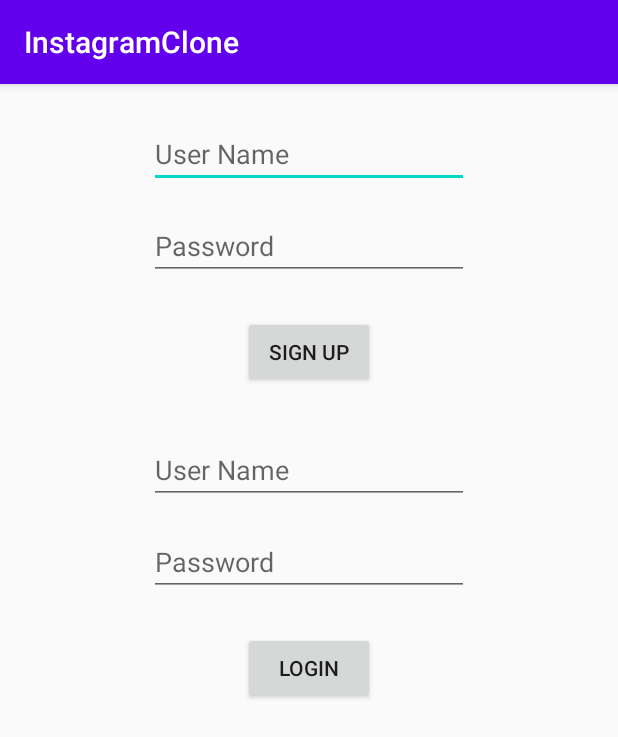
After one commit to Zafique/InstagramClone, an Android app: the SignUpLoginActivity screen opened directly, with no data from a screen before it, on a phone screen of 412 x 824 dp. The commit adds this screen. Shown: the top 737 px of the screen. Run offline under Robolectric (Android 15) with nearby library versions, the phone set to English and light mode, and no system bars; libraries missing offline, so code that uses them is left out: com.parse, com.shashank.sony.

Commit message:
Sign Up and Login

```diff
--- a/app/src/main/AndroidManifest.xml
+++ b/app/src/main/AndroidManifest.xml
@@ -3,14 +3,15 @@
     package="com.zaocial.instagramclone">
 
     <application
+        android:name=".App"
         android:allowBackup="true"
         android:icon="@mipmap/ic_launcher"
         android:label="@string/app_name"
         android:roundIcon="@mipmap/ic_launcher_round"
         android:supportsRtl="true"
-        android:theme="@style/AppTheme"
-        android:name=".App">
-        <activity android:name=".MainActivity"></activity>
+        android:theme="@style/AppTheme">
+        <activity android:name=".SignUpLoginActivity"></activity>
+        <activity android:name=".MainActivity" />
         <activity android:name=".SignUp">
             <intent-filter>
                 <action android:name="android.intent.action.MAIN" />
--- a/app/src/main/java/com/zaocial/instagramclone/SignUp.java
+++ b/app/src/main/java/com/zaocial/instagramclone/SignUp.java
@@ -2,6 +2,7 @@ package com.zaocial.instagramclone;
 
 import androidx.appcompat.app.AppCompatActivity;
 
+import android.content.Intent;
 import android.os.Bundle;
 import android.view.View;
 import android.widget.Button;
@@ -22,7 +23,7 @@ import java.util.List;
 import okhttp3.internal.Internal;
 
 public class SignUp extends AppCompatActivity implements View.OnClickListener {
-    private Button saveData, getAllKickBoxer;
+    private Button saveData, getAllKickBoxer, btnNextActivity;
     private EditText name, punchPower, punchSpeed, kickPower, kickSpeed;
     private TextView txtGetData;
     private String allKickBoxer;
@@ -41,6 +42,7 @@ public class SignUp extends AppCompatActivity implements View.OnClickListener {
         kickSpeed = findViewById(R.id.edt_kick_Speed);
         txtGetData = findViewById(R.id.txtGetData);
         getAllKickBoxer = findViewById(R.id.btnAllData);
+        btnNextActivity = findViewById(R.id.btnNextActivity);
 
         saveData.setOnClickListener(SignUp.this);
 
@@ -65,6 +67,10 @@ public class SignUp extends AppCompatActivity implements View.OnClickListener {
 
                 allKickBoxer = "";
                 ParseQuery<ParseObject> queryAll = ParseQuery.getQuery("KickBoxer");
+                //queryAll.whereGreaterThan("punch_power",500);
+                queryAll.whereGreaterThanOrEqualTo("punch_speed", 1000);
+                queryAll.setLimit(1);
+
                 queryAll.findInBackground(new FindCallback<ParseObject>() {
                     @Override
                     public void done(List<ParseObject> objects, ParseException e) {
@@ -76,7 +82,7 @@ public class SignUp extends AppCompatActivity implements View.OnClickListener {
 
                                 FancyToast.makeText(SignUp.this,
                                         allKickBoxer, FancyToast.LENGTH_LONG,
-                                        FancyToast.SUCCESS, true).show();
+                                        FancyToast.SUCCESS,true).show();
                             } else {
                                 FancyToast.makeText(SignUp.this, e.getMessage(), FancyToast.LENGTH_LONG,
                                         FancyToast.ERROR, true).show();
@@ -84,6 +90,14 @@ public class SignUp extends AppCompatActivity implements View.OnClickListener {
                         }
                     }
                 });
+            }
+        });
+
+        btnNextActivity.setOnClickListener(new View.OnClickListener() {
+            @Override
+            public void onClick(View v) {
+                Intent intent = new Intent(SignUp.this, SignUpLoginActivity.class);
+                startActivity(intent);
             }
         });
 
--- /dev/null
+++ b/app/src/main/java/com/zaocial/instagramclone/SignUpLoginActivity.java
@@ -0,0 +1,84 @@
+package com.zaocial.instagramclone;
+
+import androidx.appcompat.app.AppCompatActivity;
+
+import android.os.Bundle;
+import android.view.View;
+import android.widget.Button;
+import android.widget.EditText;
+
+import com.parse.LogInCallback;
+import com.parse.ParseException;
+import com.parse.ParseUser;
+import com.parse.SignUpCallback;
+import com.shashank.sony.fancytoastlib.FancyToast;
+
+public class SignUpLoginActivity extends AppCompatActivity {
+
+    private EditText edtUserNameSignUp, edtPasswordSignUp, edtUserNameLogin, edtPasswordLogin;
+    private Button btnSignUp, btnLogin;
+
+    @Override
+    protected void onCreate(Bundle savedInstanceState) {
+        super.onCreate(savedInstanceState);
+        setContentView(R.layout.activity_sign_up_login);
+
+        edtUserNameSignUp = findViewById(R.id.edtUserNameSignUp);
+        edtPasswordSignUp = findViewById(R.id.edtPasswordSignUp);
+        edtUserNameLogin = findViewById(R.id.edtUserNameLogin);
+        edtPasswordLogin = findViewById(R.id.edtPasswrordLogin);
+        btnSignUp = findViewById(R.id.btnSignUp);
+        btnLogin = findViewById(R.id.btnLogin);
+
+        btnSignUp.setOnClickListener(new View.OnClickListener() {
+            @Override
+            public void onClick(View v) {
+
+                final ParseUser appUser = new ParseUser();
+                appUser.setUsername(edtUserNameSignUp.getText().toString());
+                appUser.setPassword(edtPasswordSignUp.getText().toString());
+
+                appUser.signUpInBackground(new SignUpCallback() {
+                    @Override
+                    public void done(ParseException e) {
+
+                        if (e == null){
+                            FancyToast.makeText(SignUpLoginActivity.this,
+                                    appUser.get("username") + " is Successfully Sign Up",
+                                    FancyToast.LENGTH_LONG,
+                                    FancyToast.SUCCESS,true).show();
+                        }else {
+                            FancyToast.makeText(SignUpLoginActivity.this, e.getMessage(),
+                                    FancyToast.LENGTH_LONG,
+                                    FancyToast.ERROR, true).show();
+                        }
+
+                    }
+                });
+
+            }
+        });
+
+        btnLogin.setOnClickListener(new View.OnClickListener() {
+            @Override
+            public void onClick(View v) {
+
+                ParseUser.logInInBackground(edtUserNameLogin.getText().toString(), edtPasswordLogin.getText().toString(), new LogInCallback() {
+                    @Override
+                    public void done(ParseUser user, ParseException e) {
+                        if (user != null && e == null){
+                            FancyToast.makeText(SignUpLoginActivity.this,
+                                    user.get("username") + " is Successfully Login",
+                                    FancyToast.LENGTH_LONG,
+                                    FancyToast.SUCCESS,true).show();
+                        }else {
+                            FancyToast.makeText(SignUpLoginActivity.this, e.getMessage(),
+                                    FancyToast.LENGTH_LONG,
+                                    FancyToast.ERROR, true).show();
+                        }
+                    }
+                });
+            }
+        });
+    }
+}
--- a/app/src/main/res/layout/activity_sign_up.xml
+++ b/app/src/main/res/layout/activity_sign_up.xml
@@ -116,4 +116,16 @@
         app:layout_constraintEnd_toEndOf="parent"
         app:layout_constraintStart_toStartOf="parent"
         app:layout_constraintTop_toBottomOf="@+id/txtGetData" />
+
+    <Button
+        android:id="@+id/btnNextActivity"
+        android:layout_width="wrap_content"
+        android:layout_height="wrap_content"
+        android:layout_marginStart="8dp"
+        android:layout_marginEnd="8dp"
+        android:layout_marginBottom="24dp"
+        android:text="Go To Next Activity"
+        app:layout_constraintBottom_toBottomOf="parent"
+        app:layout_constraintEnd_toEndOf="parent"
+        app:layout_constraintStart_toStartOf="parent" />
 </androidx.constraintlayout.widget.ConstraintLayout>
--- /dev/null
+++ b/app/src/main/res/layout/activity_sign_up_login.xml
@@ -0,0 +1,88 @@
+<?xml version="1.0" encoding="utf-8"?>
+<androidx.constraintlayout.widget.ConstraintLayout xmlns:android="http://schemas.android.com/apk/res/android"
+    xmlns:app="http://schemas.android.com/apk/res-auto"
+    xmlns:tools="http://schemas.android.com/tools"
+    android:layout_width="match_parent"
+    android:layout_height="match_parent"
+    tools:context=".SignUpLoginActivity">
+
+    <EditText
+        android:id="@+id/edtUserNameSignUp"
+        android:layout_width="wrap_content"
+        android:layout_height="wrap_content"
+        android:layout_marginStart="8dp"
+        android:layout_marginTop="24dp"
+        android:layout_marginEnd="8dp"
+        android:ems="10"
+        android:hint="User Name"
+        android:inputType="textPersonName"
+        app:layout_constraintEnd_toEndOf="parent"
+        app:layout_constraintStart_toStartOf="parent"
+        app:layout_constraintTop_toTopOf="parent" />
+
+    <EditText
+        android:id="@+id/edtPasswordSignUp"
+        android:layout_width="wrap_content"
+        android:layout_height="wrap_content"
+        android:layout_marginStart="8dp"
+        android:layout_marginTop="16dp"
+        android:layout_marginEnd="8dp"
+        android:ems="10"
+        android:hint="Password"
+        android:inputType="textPersonName"
+        app:layout_constraintEnd_toEndOf="parent"
+        app:layout_constraintStart_toStartOf="parent"
+        app:layout_constraintTop_toBottomOf="@+id/edtUserNameSignUp" />
+
+    <Button
+        android:id="@+id/btnSignUp"
+        android:layout_width="wrap_content"
+        android:layout_height="wrap_content"
+        android:layout_marginStart="8dp"
+        android:layout_marginTop="24dp"
+        android:layout_marginEnd="8dp"
+        android:text="Sign Up"
+        app:layout_constraintEnd_toEndOf="parent"
+        app:layout_constraintStart_toStartOf="parent"
+        app:layout_constraintTop_toBottomOf="@+id/edtPasswordSignUp" />
+
+    <EditText
+        android:id="@+id/edtUserNameLogin"
+        android:layout_width="wrap_content"
+        android:layout_height="wrap_content"
+        android:layout_marginStart="8dp"
+        android:layout_marginTop="32dp"
+        android:layout_marginEnd="8dp"
+        android:ems="10"
+        android:hint="User Name"
+        android:inputType="textPersonName"
+        app:layout_constraintEnd_toEndOf="parent"
+        app:layout_constraintStart_toStartOf="parent"
+        app:layout_constraintTop_toBottomOf="@+id/btnSignUp" />
+
+    <EditText
+        android:id="@+id/edtPasswrordLogin"
+        android:layout_width="wrap_content"
+        android:layout_height="wrap_content"
+        android:layout_marginStart="8dp"
+        android:layout_marginTop="16dp"
+        android:layout_marginEnd="8dp"
+        android:ems="10"
+        android:hint="Password"
+        android:inputType="textPersonName"
+        app:layout_constraintEnd_toEndOf="parent"
+        app:layout_constraintStart_toStartOf="parent"
+        app:layout_constraintTop_toBottomOf="@+id/edtUserNameLogin" />
+
+    <Button
+        android:id="@+id/btnLogin"
+        android:layout_width="wrap_content"
+        android:layout_height="wrap_content"
+        android:layout_marginStart="8dp"
+        android:layout_marginTop="24dp"
+        android:layout_marginEnd="8dp"
+        android:text="Login"
+        app:layout_constraintEnd_toEndOf="parent"
+        app:layout_constraintStart_toStartOf="parent"
+        app:layout_constraintTop_toBottomOf="@+id/edtPasswrordLogin" />
+</androidx.constraintlayout.widget.ConstraintLayout>
```
